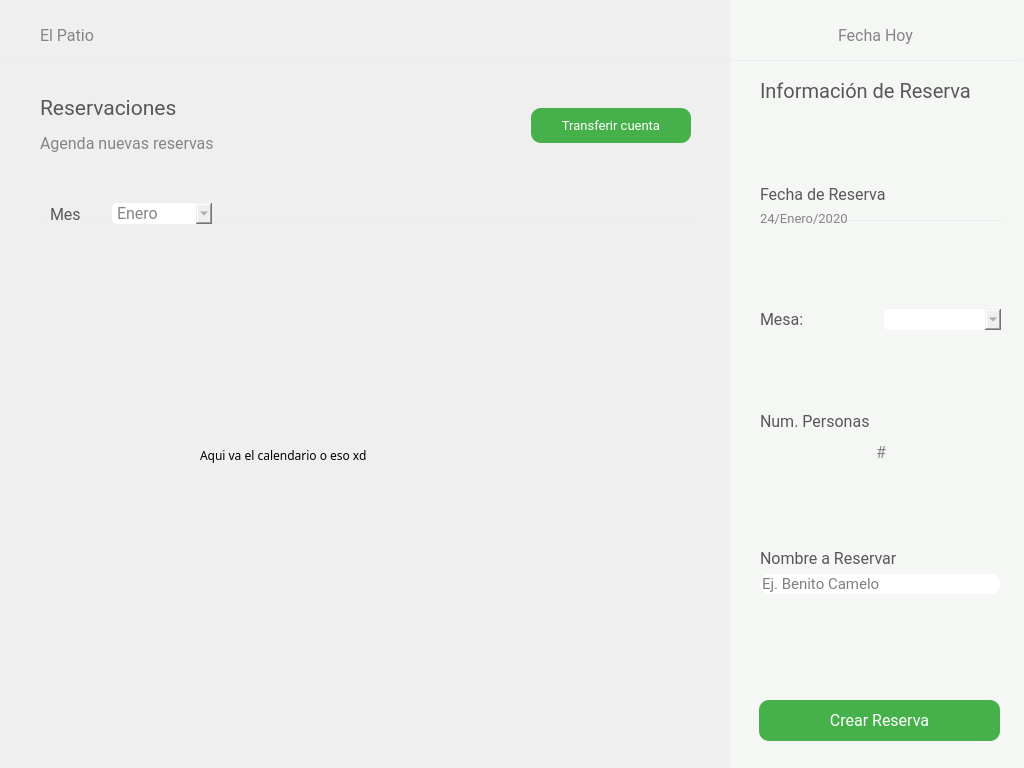
First picture: the form in El-Patio/administrador/admin_reservaciones.ui, repository MrDanielG/IHC-ElPatio, before the edit.
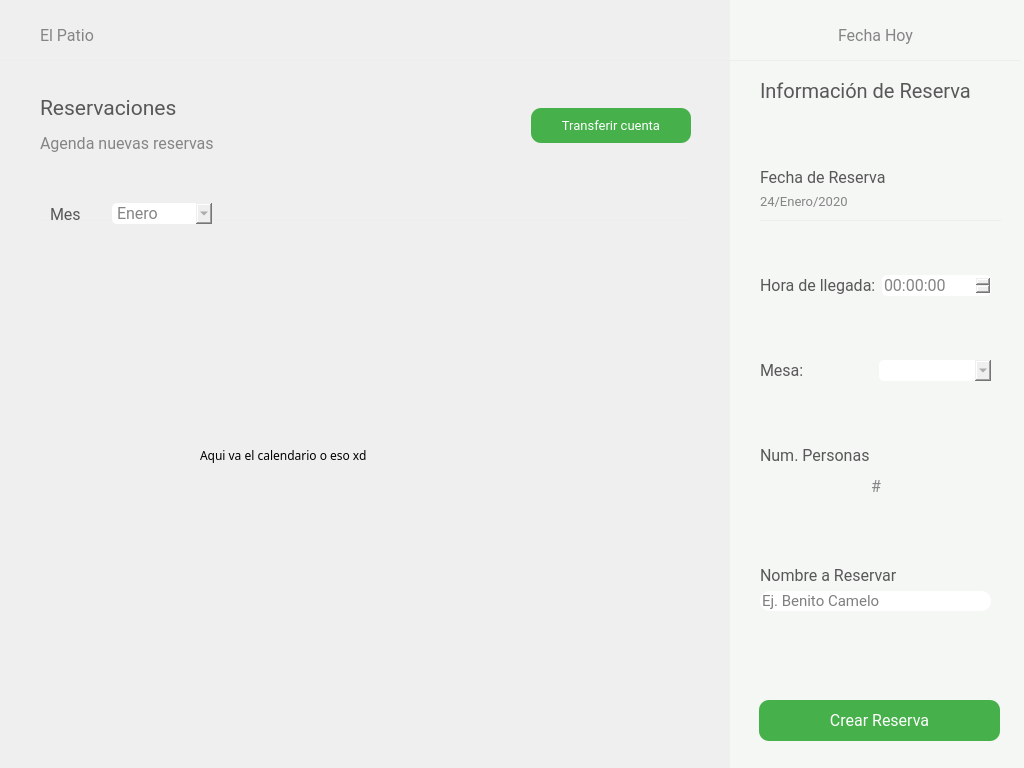
Second picture: the form after the edit. Icons and pictures are not drawn.

Commit message:
ADD 'reservas' Table to Database
And UPDATE admin reservas UI

```diff
--- a/El-Patio/administrador/admin_reservaciones.ui
+++ b/El-Patio/administrador/admin_reservaciones.ui
@@ -52,7 +52,7 @@
     <rect>
      <x>760</x>
      <y>79</y>
-     <width>241</width>
+     <width>231</width>
      <height>591</height>
     </rect>
    </property>
@@ -123,6 +123,53 @@
       </property>
      </widget>
     </item>
+    <item>
+     <spacer name="verticalSpacer_6">
+      <property name="orientation">
+       <enum>Qt::Vertical</enum>
+      </property>
+      <property name="sizeHint" stdset="0">
+       <size>
+        <width>20</width>
+        <height>40</height>
+       </size>
+      </property>
+     </spacer>
+    </item>
+    <item>
+     <layout class="QHBoxLayout" name="horizontalLayout_4">
+      <item>
+       <widget class="QLabel" name="elPatio_11">
+        <property name="font">
+         <font>
+          <family>Roboto</family>
+          <pointsize>12</pointsize>
+         </font>
+        </property>
+        <property name="styleSheet">
+         <string notr="true">color: #585858</string>
+        </property>
+        <property name="text">
+         <string>Hora de llegada:</string>
+        </property>
+       </widget>
+      </item>
+      <item>
+       <widget class="QTimeEdit" name="timeEdit">
+        <property name="font">
+         <font>
+          <family>Roboto</family>
+          <pointsize>12</pointsize>
+         </font>
+        </property>
+        <property name="styleSheet">
+         <string notr="true">color: rgb(133, 133, 133);
+border-radius: 5px;</string>
+        </property>
+       </widget>
+      </item>
+     </layout>
+    </item>
     <item>
      <spacer name="verticalSpacer_5">
       <property name="orientation">
```
Left out of the diff: 4 changed lines with no effect on the pictures. The commit also changes 1 other file.
